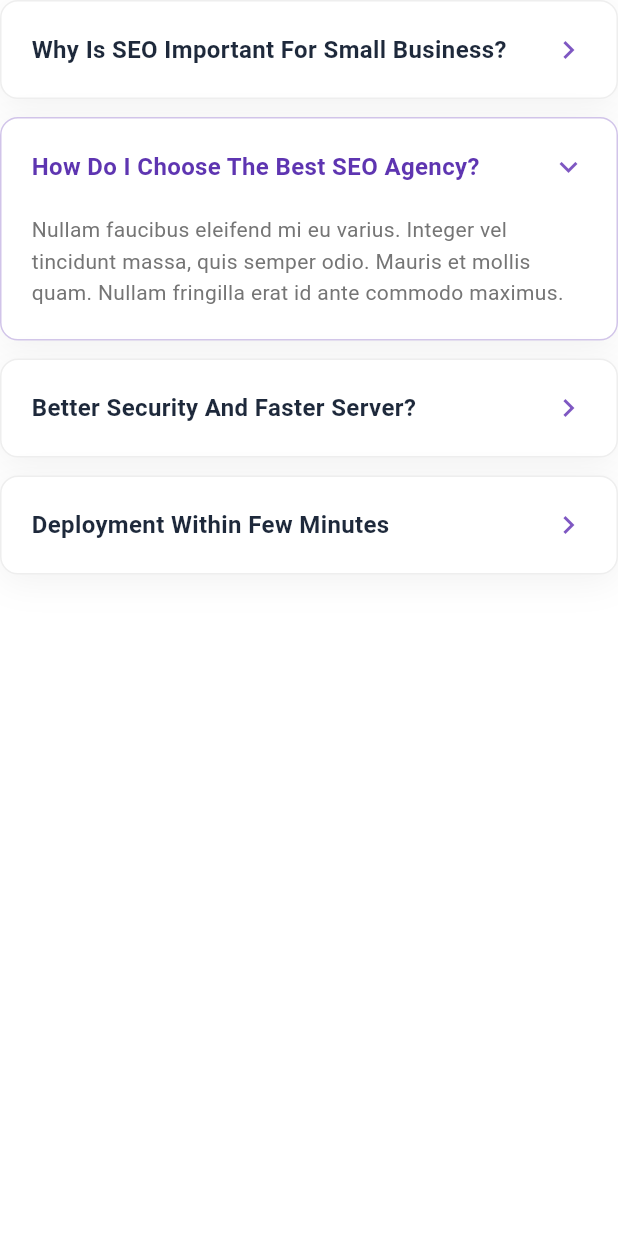
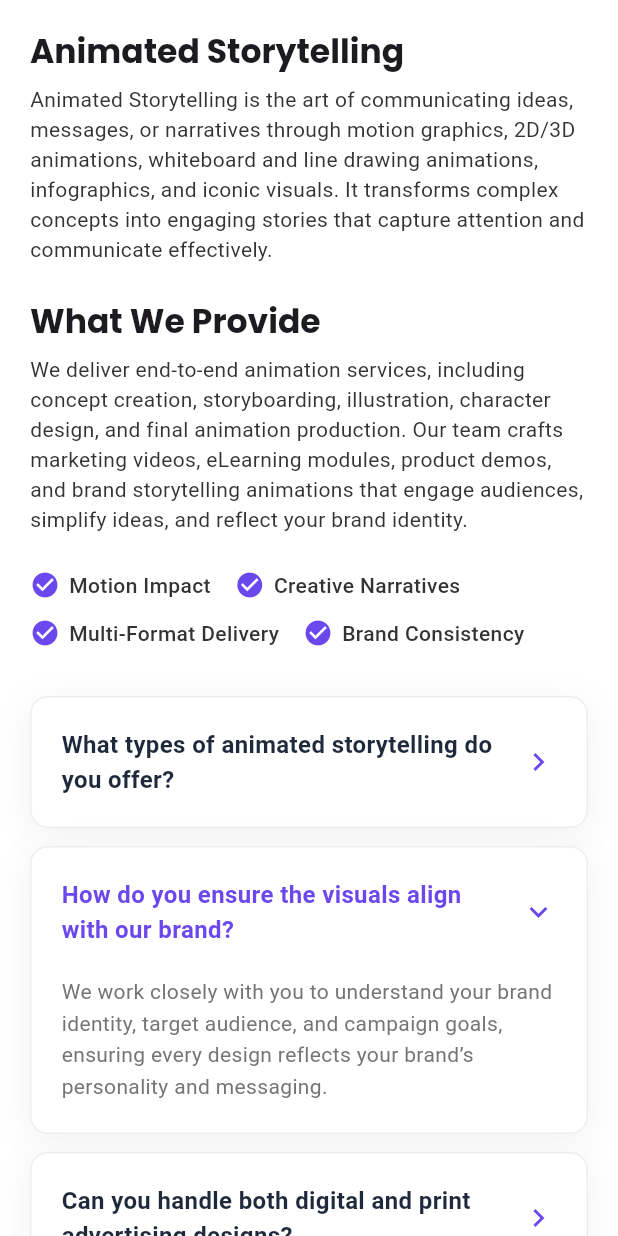
Before and after one commit to ekcsmedia/erudite-portfolio, a Flutter app: the FaqAccordion widget shown alone on an empty page, opened directly, on a phone screen of 412 x 824 dp. Run offline on Flutter 3.47's test engine with Material 3 defaults, Android fonts, the phone set to English and light mode, and no system bars; our stand-ins replace fl_chart, flutter_svg, font_awesome_flutter, get, google_fonts; missing offline and left inert: dart:html, dart:ui_web, flutter_circular_text.

Commit message:
service detail UI and content updated

```diff
--- a/lib/views/services_details/services_details.dart
+++ b/lib/views/services_details/services_details.dart
@@ -203,78 +203,97 @@ class ServicesTiles extends StatelessWidget {
 // ✅ Your existing IntroSection, _ServicePoint, FaqAccordion, FaqItem, FaqTile, CtaBanner stay unchanged.
 
 
-class IntroSection extends StatelessWidget {
+class IntroSection extends StatefulWidget {
   const IntroSection({super.key});
 
   @override
+  State<IntroSection> createState() => _IntroSectionState();
+}
+
+class _IntroSectionState extends State<IntroSection> {
+
+  final List<String> services = [
+    "Animated Storytelling",
+    "Visual Design & Illustration",
+    "Advertising & Marketing Design",
+    "Storyboarding & Concept Development",
+    "eLearning Solutions",
+  ];
+
+  int selectedIndex = 0; // initially first one is selected
+  //  @override
   Widget build(BuildContext context) {
-    return Column(
+    return Container(
+      width: 320,
+      padding: const EdgeInsets.all(20),
+      decoration: BoxDecoration(
+        color: Colors.deepPurple.shade50,
+        borderRadius: BorderRadius.circular(16),
+      ),
+      child: Column(
         crossAxisAlignment: CrossAxisAlignment.start,
         children: [
-        Chip(
-          label: Text(
-            "FAQ'S",
+          // Heading
+          const Text(
+            "All Services",
             style: TextStyle(
-              color: Colors.deepPurple.shade600,
+              fontSize: 20,
               fontWeight: FontWeight.bold,
             ),
           ),
-          backgroundColor: Colors.deepPurple.shade50,
-          padding: const EdgeInsets.symmetric(horizontal: 8, vertical: 4),
-        ),
           const SizedBox(height: 16),
-        Text(
-          "Let's Make Something Awesome Together",
-          style: GoogleFonts.inter(
-            fontSize: 42,
-            fontWeight: FontWeight.bold,
-            color: const Color(0xFF1E293B),
-            height: 1.2,
+
+          // Service List
+          Column(
+            children: List.generate(services.length, (index) {
+              final isSelected = selectedIndex == index;
+              return GestureDetector(
+                onTap: () {
+                  setState(() {
+                    selectedIndex = index;
+                  });
+                },
+                child: Container(
+                  margin: const EdgeInsets.only(bottom: 12),
+                  padding: const EdgeInsets.symmetric(
+                      horizontal: 16, vertical: 14),
+                  decoration: BoxDecoration(
+                    color: isSelected
+                        ?  Color(0xFF6B48ED)
+                        : Colors.white,
+                    borderRadius: BorderRadius.circular(8),
+                    border: Border.all(
+                      color: Colors.grey.shade300,
                     ),
                   ),
-        const SizedBox(height: 24),
+                  child: Row(
+                    mainAxisAlignment: MainAxisAlignment.spaceBetween,
+                    children: [
                       Text(
-          "We're not just another agency - we're your digital growth partners. With years of industry experience and a passion for innovation, our team is dedicated to delivering measurable results propel your business forward.",
+                        services[index],
                         style: TextStyle(
-            fontSize: 16,
-            color: Colors.grey.shade600,
-            height: 1.6,
+                          fontSize: 15,
+                          fontWeight: FontWeight.w500,
+                          color: isSelected
+                              ? Colors.white
+                              : Colors.black,
                         ),
                       ),
-        const SizedBox(height: 24),
-        const Divider(color: Color(0xFFE2E8F0)),
-        const SizedBox(height: 24),
-        const Row(
-          children: [
-            _ServicePoint(text: "Top quality service"),
-            SizedBox(width: 24),
-            _ServicePoint(text: "Intermodal Shipping"),
+                      Icon(
+                        Icons.arrow_forward,
+                        color: isSelected
+                            ? Colors.white
+                            : Colors.black,
+                        size: 18,
+                      ),
                     ],
                   ),
-      ],
+                ),
               );
-  }
-}
-
-class _ServicePoint extends StatelessWidget {
-  final String text;
-  const _ServicePoint({required this.text});
-
-  @override
-  Widget build(BuildContext context) {
-    return Row(
-      mainAxisSize: MainAxisSize.min,
-      children: [
-        Icon(Icons.check_circle, color: Colors.deepPurple.shade400, size: 20),
-        const SizedBox(width: 8),
-        Text(
-          text,
-          style: TextStyle(
-            color: Colors.grey.shade700,
-            fontWeight: FontWeight.w500,
-          ),
+            }),
           ),
         ],
+      ),
     );
   }
 }
@@ -289,49 +308,117 @@ class FaqAccordion extends StatefulWidget {
 class _FaqAccordionState extends State<FaqAccordion> {
   final List<FaqItem> _faqItems = [
     FaqItem(
-      title: 'Why Is SEO Important For Small Business?',
+      title: 'What types of animated storytelling do you offer?',
       content:
-      'SEO is crucial for small businesses as it increases visibility, drives local traffic, builds credibility, and provides a high ROI compared to traditional marketing methods.',
+      'We create marketing campaign visuals, ad creatives, promotional animations, social media content, and other branded marketing materials tailored to your business needs.',
     ),
     FaqItem(
-      title: 'How Do I Choose The Best SEO Agency?',
+      title: 'How do you ensure the visuals align with our brand?',
       content:
-      'Nullam faucibus eleifend mi eu varius. Integer vel tincidunt massa, quis semper odio. Mauris et mollis quam. Nullam fringilla erat id ante commodo maximus.',
+      'We work closely with you to understand your brand identity, target audience, and campaign goals, ensuring every design reflects your brand’s personality and messaging.',
       isExpanded: true,
     ),
     FaqItem(
-      title: 'Better Security And Faster Server?',
+      title: 'Can you handle both digital and print advertising designs?',
       content:
-      'Yes, we provide top-tier security measures and high-speed servers to ensure your website is safe, reliable, and loads quickly for all users.',
+      'Yes! Our team is skilled in designing visuals for digital platforms, social media, websites, and print mediums such as brochures, posters, and banners.',
     ),
     FaqItem(
-      title: 'Deployment Within Few Minutes',
+      title: 'Can you create marketing visuals for a specific campaign or product launch?',
       content:
-      'Our streamlined deployment process allows us to get your project live in a matter of minutes, ensuring a quick and efficient launch.',
+      'Absolutely! We tailor each project to your campaign objectives, designing visuals and animations that highlight your product or service and engage your audience effectively.',
     ),
   ];
 
   @override
   Widget build(BuildContext context) {
-    return Column(
+    return SingleChildScrollView(
+      padding: const EdgeInsets.all(20),
+      child: Column(
+        crossAxisAlignment: CrossAxisAlignment.start,
+        children: [
+          // Section 1
+          Text(
+            "Animated Storytelling",
+            style: Theme
+                .of(context)
+                .textTheme
+                .titleLarge
+                ?.copyWith(
+              fontWeight: FontWeight.bold,
+            ),
+          ),
+          const SizedBox(height: 8),
+          const Text(
+            "Animated Storytelling is the art of communicating ideas, messages, or narratives through motion graphics, 2D/3D animations, whiteboard and line drawing animations, infographics, and iconic visuals. It transforms complex concepts into engaging stories that capture attention and communicate effectively.",
+          ),
+          const SizedBox(height: 24),
+
+          // Section 2
+          Text(
+            "What We Provide",
+            style: Theme
+                .of(context)
+                .textTheme
+                .titleLarge
+                ?.copyWith(
+              fontWeight: FontWeight.bold,
+            ),
+          ),
+          const SizedBox(height: 8),
+          const Text(
+            "We deliver end-to-end animation services, including concept creation, storyboarding, illustration, character design, and final animation production. Our team crafts marketing videos, eLearning modules, product demos, and brand storytelling animations that engage audiences, simplify ideas, and reflect your brand identity.",
+          ),
+          const SizedBox(height: 24),
+          Wrap(
+            spacing: 16,
+            runSpacing: 12,
+            children: const [
+              FeatureItem(text: "Motion Impact"),
+              FeatureItem(text: "Creative Narratives"),
+              FeatureItem(text: "Multi-Format Delivery"),
+              FeatureItem(text: "Brand Consistency"),
+            ],
+          ),
+          const SizedBox(height: 32),
+          Column(
             children: _faqItems.map((item) {
               return FaqTile(
                 item: item,
                 onTap: () {
                   setState(() {
-              for (var otherItem in _faqItems) {
-                if (otherItem != item) {
-                  otherItem.isExpanded = false;
-                }
-              }
                     item.isExpanded = !item.isExpanded;
                   });
                 },
               );
             }).toList(),
+          ),
+        ],
+      ),
     );
   }
 }
+// Feature Item
+class FeatureItem extends StatelessWidget {
+  final String text;
+  const FeatureItem({super.key, required this.text});
+
+  @override
+  Widget build(BuildContext context) {
+    return Row(
+      mainAxisSize: MainAxisSize.min,
+      children: [
+        const Icon(Icons.check_circle, color:  Color(0xFF6B48ED), size: 20),
+        const SizedBox(width: 6),
+        Text(
+          text,
+          style: const TextStyle(fontSize: 14, fontWeight: FontWeight.w500),
+        ),
+      ],
+    );
+  }
+}
+
 
 class FaqItem {
   final String title;
@@ -366,7 +453,7 @@ class FaqTile extends StatelessWidget {
           ),
         ],
         border: Border.all(
-          color: item.isExpanded ? Colors.deepPurple.shade100 : Colors.grey.shade200,
+          color: Colors.grey.shade200,
         ),
       ),
       child: ClipRRect(
@@ -387,14 +474,14 @@ class FaqTile extends StatelessWidget {
                           style: TextStyle(
                             fontSize: 16,
                             fontWeight: FontWeight.w600,
-                            color: item.isExpanded ? Colors.deepPurple.shade600 : const Color(0xFF1E293B),
+                            color: item.isExpanded ?  Color(0xFF6B48ED) : const Color(0xFF1E293B),
                           ),
                         ),
                       ),
                       const SizedBox(width: 16),
                       Icon(
                         item.isExpanded ? Icons.keyboard_arrow_down : Icons.keyboard_arrow_right,
-                        color: Colors.deepPurple.shade400,
+                        color:  Color(0xFF6B48ED),
                       ),
                     ],
                   ),
```
Lines whose indentation alone changed are shown as unchanged.
